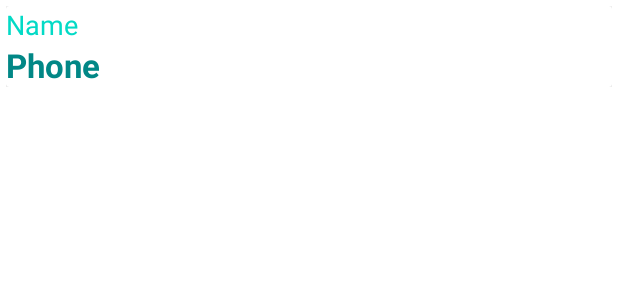
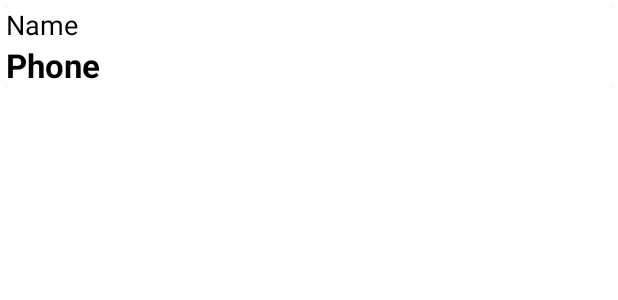
Before and after one commit to myhoan/SOSapp-AndroidStudio, an Android app: the layout item_user.xml on its own in the app's theme, with its tools: preview values and no code run, on a phone screen of 412 x 824 dp. Shown: the top 300 px of the screen. Run offline under Robolectric (Android 15) with nearby library versions, the phone set to English and light mode, and no system bars.

Commit message:
change some color app

```diff
--- a/app/src/main/res/layout/activity_main.xml
+++ b/app/src/main/res/layout/activity_main.xml
@@ -14,7 +14,7 @@
         android:layout_margin="12dp"
         android:background="#0F9D58"
         android:text="Add Emergency Contact "
-        android:textColor="#FFFFFF" />
+        android:textColor="@color/yellow_50" />
 
     <ListView
         android:layout_width="match_parent"
--- a/app/src/main/res/layout/item_user.xml
+++ b/app/src/main/res/layout/item_user.xml
@@ -18,7 +18,7 @@
             android:orientation="vertical">
             <TextView
                 android:text="Name"
-                android:textColor="@color/design_default_color_secondary"
+                android:textColor="@color/design_default_color_on_secondary"
                 style="@style/TextAppearance.AppCompat.Medium"
                 android:layout_width="match_parent"
                 android:layout_height="wrap_content"
@@ -26,7 +26,7 @@
 
             <TextView
                 android:text="Phone"
-                android:textColor="@color/design_default_color_secondary_variant"
+                android:textColor="@color/design_default_color_on_secondary"
                 style="@style/TextAppearance.AppCompat.Large"
                 android:textStyle="bold"
                 android:layout_width="match_parent"
--- a/app/src/main/res/values-night/themes.xml
+++ b/app/src/main/res/values-night/themes.xml
@@ -2,12 +2,12 @@
     <!-- Base application theme. -->
     <style name="Theme.SOSapp" parent="Theme.MaterialComponents.DayNight.DarkActionBar">
         <!-- Primary brand color. -->
-        <item name="colorPrimary">@color/purple_200</item>
-        <item name="colorPrimaryVariant">@color/purple_700</item>
+        <item name="colorPrimary">@color/black</item>
+        <item name="colorPrimaryVariant">@color/black</item>
         <item name="colorOnPrimary">@color/black</item>
         <!-- Secondary brand color. -->
-        <item name="colorSecondary">@color/teal_200</item>
-        <item name="colorSecondaryVariant">@color/teal_200</item>
+        <item name="colorSecondary">@color/yellow_55</item>
+        <item name="colorSecondaryVariant">@color/yellow_65</item>
         <item name="colorOnSecondary">@color/black</item>
         <!-- Status bar color. -->
         <item name="android:statusBarColor" tools:targetApi="l">?attr/colorPrimaryVariant</item>
--- a/app/src/main/res/values/colors.xml
+++ b/app/src/main/res/values/colors.xml
@@ -1,10 +1,11 @@
 <?xml version="1.0" encoding="utf-8"?>
 <resources>
-    <color name="purple_200">#FFBB86FC</color>
-    <color name="purple_500">#FF6200EE</color>
-    <color name="purple_700">#FF3700B3</color>
+    <color name="yellow_50">#FFFF00</color>
+    <color name="yellow_65">#ffff4d</color>
+    <color name="yellow_40">#cccc00</color>
     <color name="teal_200">#FF03DAC5</color>
     <color name="teal_700">#FF018786</color>
     <color name="black">#FF000000</color>
     <color name="white">#FFFFFFFF</color>
+    <color name="yellow_55">#ffd11a</color>
 </resources>
--- a/app/src/main/res/values/themes.xml
+++ b/app/src/main/res/values/themes.xml
@@ -2,12 +2,12 @@
     <!-- Base application theme. -->
     <style name="Theme.SOSapp" parent="Theme.MaterialComponents.DayNight.DarkActionBar">
         <!-- Primary brand color. -->
-        <item name="colorPrimary">@color/purple_500</item>
-        <item name="colorPrimaryVariant">@color/purple_700</item>
+        <item name="colorPrimary">@color/black</item>
+        <item name="colorPrimaryVariant">@color/black</item>
         <item name="colorOnPrimary">@color/white</item>
         <!-- Secondary brand color. -->
-        <item name="colorSecondary">@color/teal_200</item>
-        <item name="colorSecondaryVariant">@color/teal_700</item>
+        <item name="colorSecondary">@color/yellow_55</item>
+        <item name="colorSecondaryVariant">@color/yellow_65</item>
         <item name="colorOnSecondary">@color/black</item>
         <!-- Status bar color. -->
         <item name="android:statusBarColor" tools:targetApi="l">?attr/colorPrimaryVariant</item>
```
